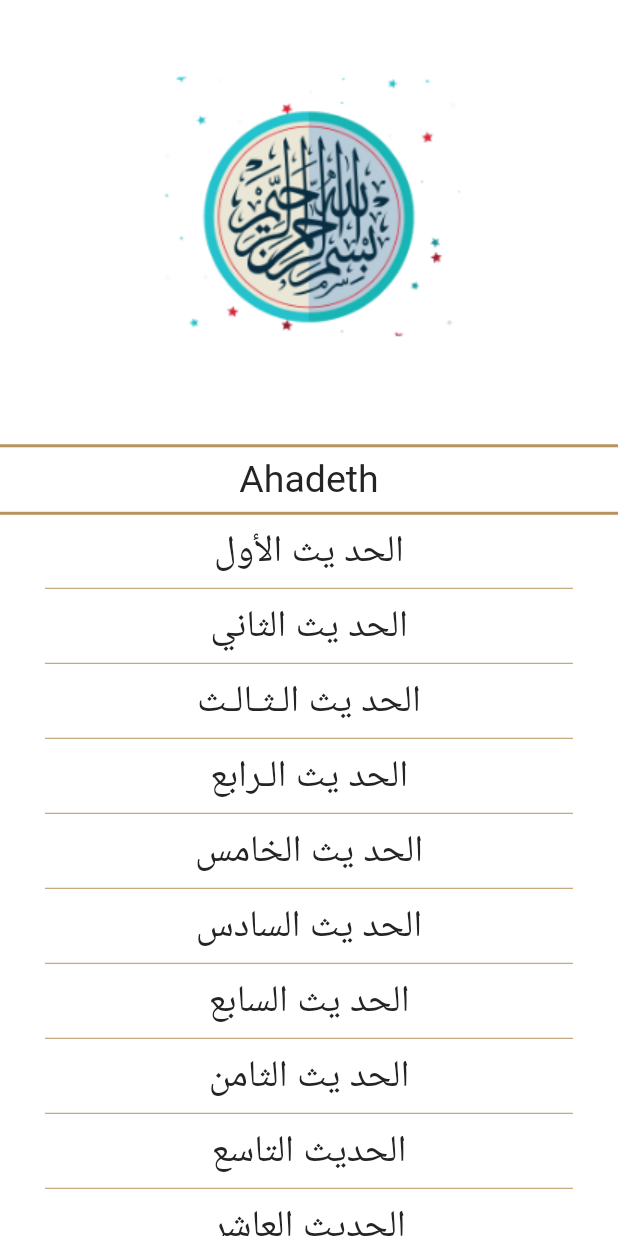
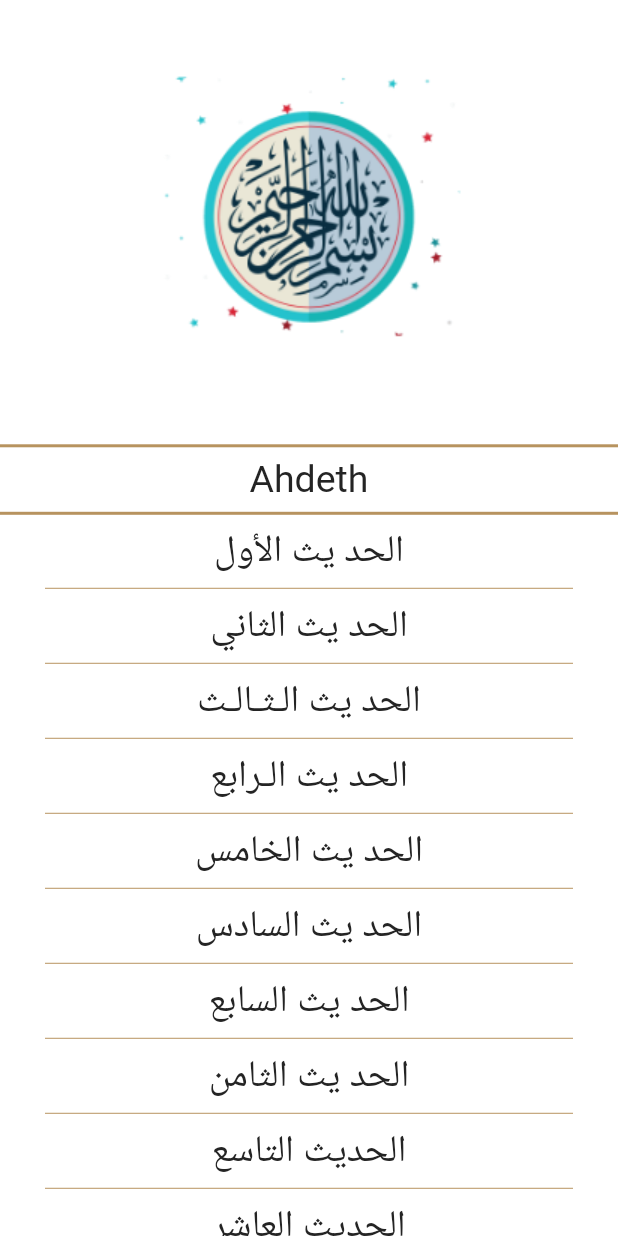
Before and after one commit to OHany1999/islami, a Flutter app: the AhadethScreen screen opened by its route, on a phone screen of 412 x 824 dp. Run offline on Flutter 3.47's test engine with Material 2 defaults, Android fonts, the phone set to English and light mode, and no system bars; generated files the repository leaves out were written again.

Commit message:
dark_theme and color colorScheme

```diff
--- /dev/null
+++ b/l10n.yaml
@@ -0,0 +1,3 @@
+arb-dir: lib/l10n
+template-arb-file: app_en.arb
+output-localization-file: app_localizations.dart
--- a/lib/home/home_screen.dart
+++ b/lib/home/home_screen.dart
@@ -4,6 +4,7 @@ import 'package:islami/home/tabs/quran/quran.dart';
 import 'package:islami/home/tabs/radio.dart';
 import 'package:islami/home/tabs/sebha.dart';
 import 'package:islami/my_theme.dart';
+import 'package:flutter_gen/gen_l10n/app_localizations.dart';
 
 class HomeScreen extends StatefulWidget {
   static const String routeName = 'home';
@@ -33,7 +34,7 @@ class _HomeScreenState extends State<HomeScreen> {
         ),
         Scaffold(
           appBar: AppBar(
-            title: Text('Islami',style: Theme.of(context).textTheme.headline1,),
+            title: Text(AppLocalizations.of(context)!.islami,style: Theme.of(context).textTheme.headline1,),
             centerTitle: true,
           ),
           bottomNavigationBar: BottomNavigationBar(
--- a/lib/home/tabs/ahadeth/ahadeth.dart
+++ b/lib/home/tabs/ahadeth/ahadeth.dart
@@ -2,6 +2,7 @@ import 'package:flutter/material.dart';
 import 'package:flutter/services.dart';
 import 'package:islami/home/Models/hadeth_model.dart';
 import 'package:islami/home/tabs/quran/sura_name_item.dart';
+import 'package:flutter_gen/gen_l10n/app_localizations.dart';
 
 import '../../../my_theme.dart';
 import '../quran/sura_view.dart';
@@ -32,7 +33,7 @@ class _AhadethScreenState extends State<AhadethScreen> {
           thickness: 2,
         ),
         Text(
-          'Ahadeth',
+          AppLocalizations.of(context)!.ahdeth,
           textAlign: TextAlign.center,
           style: Theme.of(context).textTheme.subtitle1?.copyWith(
                 color: MyThemeData.colorBlack,
@@ -66,7 +67,6 @@ class _AhadethScreenState extends State<AhadethScreen> {
 
       for (int i = 0; i < AllAhdeth.length; i++) {
         String hadeth = AllAhdeth[i];
-        print(hadeth);
         List<String> HadethLine = hadeth.trim().split('\n');
         String title = HadethLine[0];
         HadethLine.removeAt(0);
--- a/lib/home/tabs/quran/quran.dart
+++ b/lib/home/tabs/quran/quran.dart
@@ -1,6 +1,7 @@
 import 'package:flutter/material.dart';
 import 'package:islami/home/tabs/quran/sura_name_item.dart';
 import 'package:islami/my_theme.dart';
+import 'package:flutter_gen/gen_l10n/app_localizations.dart';
 
 class QuranScreen extends StatelessWidget {
   static const String routeName = 'quran';
@@ -129,7 +130,7 @@ class QuranScreen extends StatelessWidget {
           child: Image.asset('assets/images/header_quran_bg.png'),
         ),
         Divider(color: MyThemeData.colorGold,thickness: 2,),
-        Text('اسم السورة',style: Theme.of(context).textTheme.subtitle1,),
+        Text(AppLocalizations.of(context)!.suraname,style: Theme.of(context).textTheme.subtitle1,),
         Divider(color: MyThemeData.colorGold,thickness: 2,),
         Expanded(
           child: ListView.separated(
--- /dev/null
+++ b/lib/l10n/app_ar.arb
@@ -0,0 +1,5 @@
+{
+    "islami": "اسلامي",
+    "ahdeth": "احاديث",
+    "suraname":"اسم السورة"
+}
--- /dev/null
+++ b/lib/l10n/app_en.arb
@@ -0,0 +1,5 @@
+{
+    "islami": "Islami",
+    "ahdeth": "Ahdeth",
+    "suraname":"Suraname"
+}
--- a/lib/my_theme.dart
+++ b/lib/my_theme.dart
@@ -1,12 +1,32 @@
+// ignore_for_file: prefer_const_constructors
+
 import 'package:flutter/material.dart';
 
 class MyThemeData {
   static const Color colorBlack = Color.fromRGBO(36, 36, 36, 1.0);
   static const Color colorGold = Color.fromRGBO(183, 147, 95, 1.0);
+  static const Color primaryDarkColor = Color.fromRGBO(15, 20, 36, 1.0);
+  static const Color OnprimaryDarkColor = Color.fromRGBO(250, 204, 29, 1.0);
 
   static ThemeData lightTheme = ThemeData(
     scaffoldBackgroundColor: Colors.transparent,
+    primaryColor: colorGold,
+    colorScheme: ColorScheme(
+      primary:colorGold,
+      onPrimary:colorBlack ,
+      error: Colors.red,
+      onError: Colors.white,
+      surface: colorGold,
+      onSurface: Colors.white,
+      background: Colors.transparent,
+      onBackground: colorBlack,
+      secondary: Colors.brown,
+      onSecondary: Colors.white,
+      brightness: Brightness.light,
+
+    ),
     appBarTheme: AppBarTheme(
+      centerTitle: true,
       backgroundColor: Colors.transparent,
       elevation: 0,
       iconTheme: IconThemeData(color: colorBlack),
@@ -28,5 +48,39 @@ class MyThemeData {
 
   static ThemeData darkTheme = ThemeData(
     scaffoldBackgroundColor: Colors.transparent,
+    primaryColor: primaryDarkColor,
+    colorScheme: ColorScheme(
+      primary:primaryDarkColor,
+      onPrimary:OnprimaryDarkColor ,
+      error: Colors.red,
+      onError: Colors.white,
+      surface: primaryDarkColor,
+      onSurface: Colors.white,
+      background: Colors.transparent,
+      onBackground: OnprimaryDarkColor,
+      secondary: primaryDarkColor,
+      onSecondary: OnprimaryDarkColor,
+      brightness: Brightness.dark,
+
+    ),
+    appBarTheme: AppBarTheme(
+      centerTitle: true,
+      backgroundColor: Colors.transparent,
+      elevation: 0,
+      iconTheme: IconThemeData(color: Colors.white),
+    ),
+    textTheme: TextTheme(
+      headline1: TextStyle(
+        fontSize: 30,
+        color: Colors.white,
+        fontWeight: FontWeight.bold,
+      ),
+      subtitle1: TextStyle(fontSize: 25.0,color: MyThemeData.OnprimaryDarkColor,),
+    ),
+    bottomNavigationBarTheme: BottomNavigationBarThemeData(
+      backgroundColor: primaryDarkColor,
+      selectedItemColor: OnprimaryDarkColor,
+      unselectedItemColor: Colors.white,
+    ),
   );
 }
--- a/pubspec.yaml
+++ b/pubspec.yaml
@@ -29,6 +29,9 @@ environment:
 dependencies:
   flutter:
     sdk: flutter
+  flutter_localizations: # Add this line
+    sdk: flutter         # Add this line
+  intl: ^0.17.0 # Add this line
 
 
   # The following adds the Cupertino Icons font to your application.
@@ -51,6 +54,7 @@ dev_dependencies:
 
 # The following section is specific to Flutter packages.
 flutter:
+  generate: true # Add this line
 
   # The following line ensures that the Material Icons font is
   # included with your application, so that you can use the icons in
```
Also changed, not shown: lib/main.dart (+12 -0 lines), pubspec.lock.
